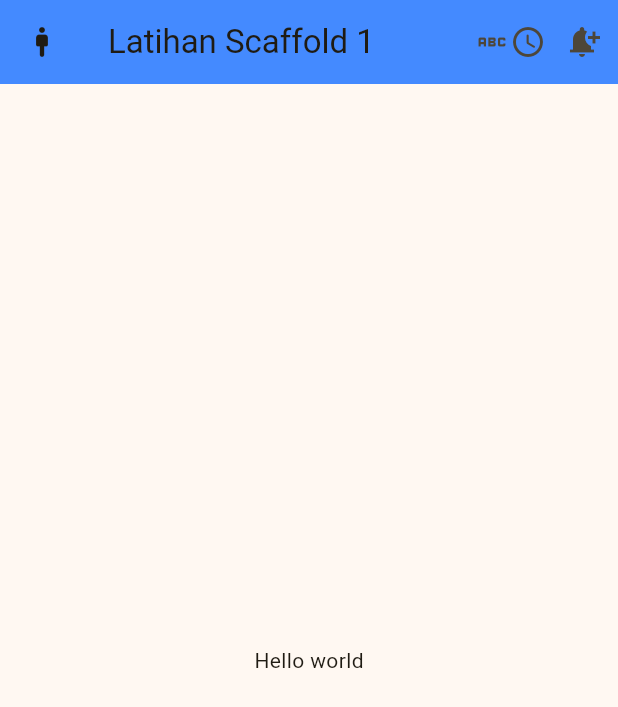
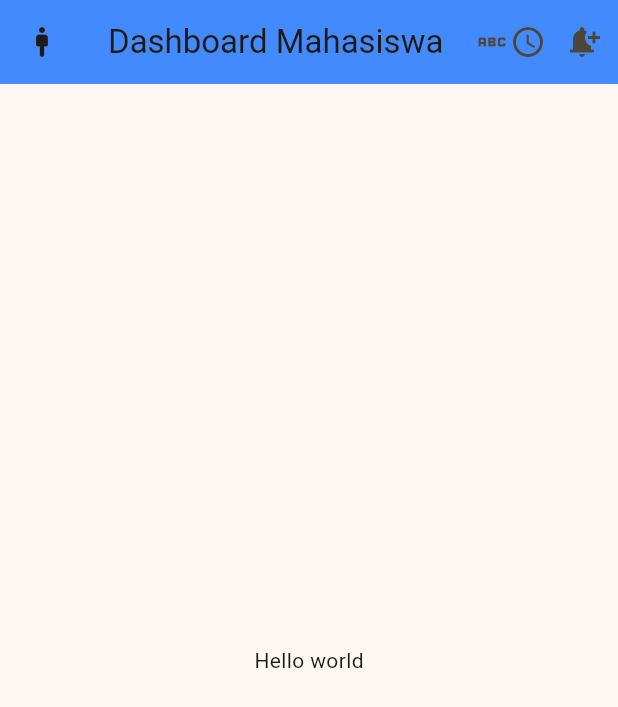
Before and after one commit to rindadama2-del/latihan5_AM, a Flutter app: the screen it shows after launch, on a phone screen of 412 x 824 dp. Shown: the top 707 px of the screen. Run offline on Flutter 3.47's test engine with Material 3 defaults, Android fonts, the phone set to English and light mode, and no system bars.

Commit message:
edit appBar

```diff
--- a/lib/main.dart
+++ b/lib/main.dart
@@ -31,7 +31,7 @@ class MyHomePage extends StatelessWidget {
       appBar: AppBar(
         backgroundColor: Colors.blueAccent,
         leading: Icon(Icons.man_2_rounded),
-        title: Text("Latihan Scaffold 1"),
+        title: Text("Dashboard Mahasiswa"),
         actions: [
           Icon(Icons.abc_outlined),
         Icon(Icons.access_time_rounded),
```
